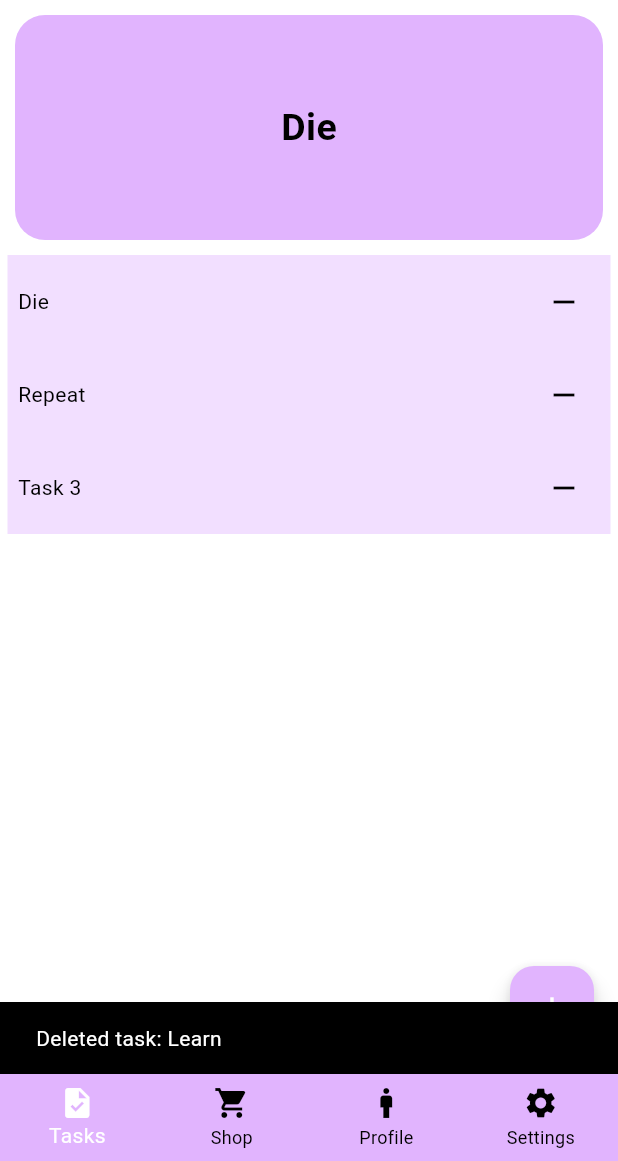
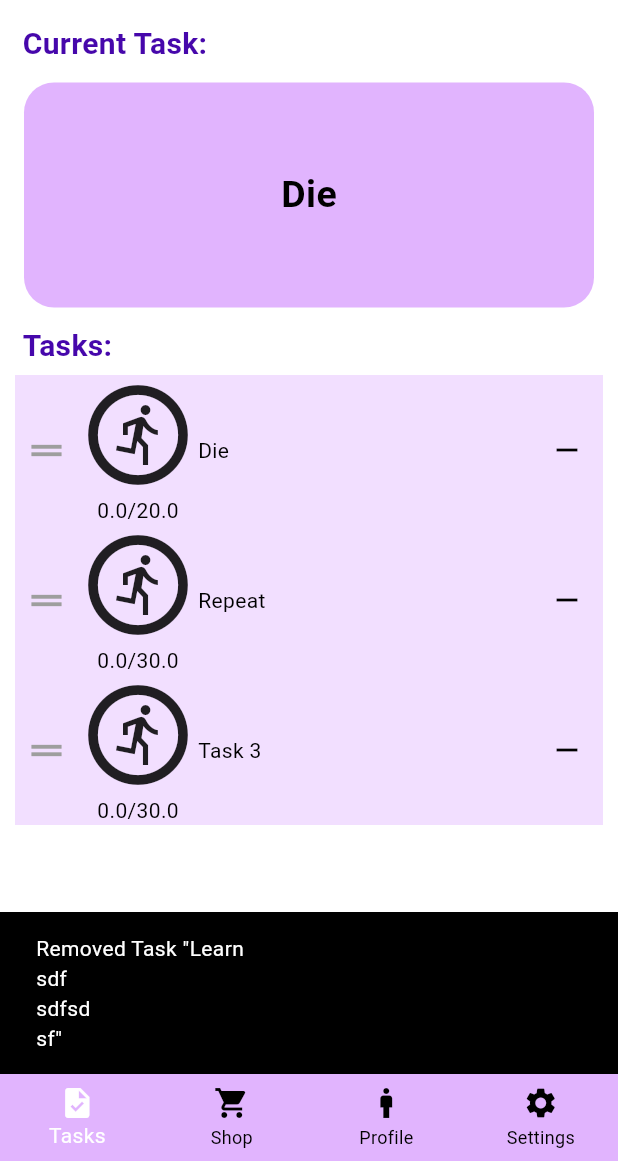
Before and after one commit to GanboldG/RPG-task-manager, a Flutter app: the screen it shows after launch, after a tap on the "add" icon, after a tap on the "remove" icon, on a phone screen of 412 x 824 dp, the part 75-1236 px from its top. Run offline on Flutter 3.47's test engine with Material 3 defaults, Android fonts, the phone set to English and light mode, and no system bars.

Commit message:
Adds more variables to Task model, and more

```diff
--- a/lib/controllers/task_controller.dart
+++ b/lib/controllers/task_controller.dart
@@ -1,30 +1,47 @@
 import 'package:flutter/material.dart';
-import 'package:rpg_task_manager/helpers/helper_functions.dart';
+import 'package:rpg_task_manager/models/difficulty.dart';
 import 'package:rpg_task_manager/models/task.dart';
 
-class TaskController{
-  BuildContext context;
-  TaskController({required this.context});
+class TaskController extends ChangeNotifier{
 
   List<Task> tasks = [
-      Task(id: 0, name: "Learn"),
-      Task(id: 1, name: "Die"),
-      Task(id: 2, name: "Repeat"),
+      Task(id: 0,
+           name: "Learn\nsdf\nsdfsd\nsf",
+           difficulty: Difficulty.easy,
+           baseMinutes: 10),
+      Task(id: 1,
+           name: "Die",
+           difficulty: Difficulty.medium,
+           baseMinutes: 20),
+      Task(id: 2,
+           name: "Repeat",
+           difficulty: Difficulty.hard,
+           baseMinutes: 30),
    ];
 
   // Adds a task into list
   void addTask(){
-    tasks.add(Task(id: tasks.length, name: "Task ${tasks.length}"));
+    tasks.add(Task(
+      id: tasks.length,
+      name: "Task ${tasks.length}",
+      difficulty: Difficulty.easy,
+      baseMinutes: 30,
+    ));
+    notifyListeners();
   }
 
 
-  void deleteTask(int id){
+  // Deletes a task with certain id
+  String deleteTask(int id){
     Task? matchedTask = _findTaskByID(id);
 
     if (matchedTask != null){
       tasks.remove(matchedTask);
-      HelperFunctions.showMessage(context, "Deleted task: ${matchedTask.name}");
+      notifyListeners();
+      return matchedTask.name;
     }
+
+    return "Something went wrong";
   }
 
 
--- a/lib/helpers/app_colors.dart
+++ b/lib/helpers/app_colors.dart
@@ -9,7 +9,9 @@ class AppColors {
   static const surface = Color.fromARGB(255, 0, 0, 0);
 
   static const textPrimary = Color.fromARGB(255, 0, 0, 0);
-  static const textSecondary = Color.fromARGB(255, 141, 141, 141);
+  static const textPrimaryLight = Color.fromARGB(255, 141, 141, 141);
+  static const textSecondary = Color.fromARGB(255, 70, 7, 171);
+  static const textSecondaryLight = Color.fromARGB(255, 141, 70, 255);
 
   // Appbar
   static const appBarSecondary = Color.fromARGB(255, 204, 204, 204);
@@ -19,4 +21,10 @@ class AppColors {
   static const experience = Color.fromARGB(255, 166, 243, 255);
   static const gold = Color.fromARGB(255, 255, 240, 156);
   static const gemstone = Color.fromARGB(255, 109, 253, 172);
+
+  // Difficulty colors
+  static const taskEasy = Color.fromARGB(255, 183, 255, 179);
+  static const taskMedium = Color.fromARGB(255, 255, 237, 163);
+  static const taskHard = Color.fromARGB(255, 255, 134, 134);
+  static const taskExpert = Color.fromARGB(255, 255, 76, 76);
 }
--- /dev/null
+++ b/lib/helpers/app_fonts.dart
@@ -0,0 +1,7 @@
+import 'package:flutter/material.dart';
+
+class AppFonts{
+  static double sizeSmall = 8;
+  static double sizeMedium = 14;
+  static double sizeBig = 20;
+}
--- a/lib/helpers/helper_functions.dart
+++ b/lib/helpers/helper_functions.dart
@@ -8,7 +8,7 @@ class HelperFunctions{
                      style: TextStyle(
                       color: Colors.white,
                      )),
-        duration: Duration(seconds: 2),
+        duration: Duration(seconds: 1),
       ),
     );
   }
--- a/lib/main.dart
+++ b/lib/main.dart
@@ -1,11 +1,13 @@
 import 'package:flutter/material.dart';
 import 'package:flutter/services.dart';
+import 'package:rpg_task_manager/controllers/task_controller.dart';
 import 'package:rpg_task_manager/helpers/app_colors.dart';
 import 'package:rpg_task_manager/screens/profile_screen.dart';
 import 'package:rpg_task_manager/screens/settings_screen.dart';
 import 'package:rpg_task_manager/screens/shop_screen.dart';
-import 'package:rpg_task_manager/screens/task_screen.dart';
+import 'package:rpg_task_manager/screens/task/tasks_list_screen.dart';
 import 'package:rpg_task_manager/widgets/resource_bar.dart';
+import 'package:provider/provider.dart';
 
 void main() {
   // To hide status bar on android phone
@@ -15,7 +17,15 @@ void main() {
     SystemUiMode.immersiveSticky,
   );
 
-  runApp(const MyApp());
+  runApp(
+      MultiProvider(
+      providers: [
+        ChangeNotifierProvider(create: (_) => TaskController()),
+        // ChangeNotifierProvider(create: (_) => PlayerController()),
+      ],
+      child: const MyApp(),
+      )
+  );
 }
 
 class MyApp extends StatelessWidget {
--- /dev/null
+++ b/lib/models/difficulty.dart
@@ -0,0 +1,37 @@
+import 'package:flutter/material.dart';
+import 'package:rpg_task_manager/helpers/app_colors.dart';
+
+enum Difficulty {
+  easy,
+  medium,
+  hard,
+  expert;
+
+  // Computed properties
+  String get displayName {
+    switch (this) {
+      case Difficulty.easy: return 'Easy';
+      case Difficulty.medium: return 'Medium';
+      case Difficulty.hard: return 'Hard';
+      case Difficulty.expert: return 'Expert';
+    }
+  }
+
+  String get description {
+    switch (this) {
+      case Difficulty.easy: return 'Simple tasks, low effort';
+      case Difficulty.medium: return 'Moderate challenge, balanced reward';
+      case Difficulty.hard: return 'Difficult tasks, high reward';
+      case Difficulty.expert: return 'Extreme challenge, massive reward';
+    }
+  }
+
+  Color get color {
+    switch (this) {
+      case Difficulty.easy: return AppColors.taskEasy;
+      case Difficulty.medium: return AppColors.taskMedium;
+      case Difficulty.hard: return AppColors.taskHard;
+      case Difficulty.expert: return AppColors.taskExpert;
+    }
+  }
+}
--- a/lib/models/task.dart
+++ b/lib/models/task.dart
@@ -1,6 +1,15 @@
+import 'package:rpg_task_manager/models/difficulty.dart';
+
 class Task {
   int id;
   String name;
+  Difficulty difficulty;
+  double baseMinutes;
+  double doneMinutes = 0;
 
-  Task({required this.id, required this.name});
+  Task({required this.id,
+        required this.name,
+        required this.difficulty,
+        required this.baseMinutes,
+  });
 }
--- a/lib/screens/task_screen.dart
+++ b/lib/screens/task/tasks_list_screen.dart
@@ -1,8 +1,10 @@
 import 'package:flutter/material.dart';
 import 'package:rpg_task_manager/controllers/task_controller.dart';
 import 'package:rpg_task_manager/helpers/app_colors.dart';
-import 'package:rpg_task_manager/models/task.dart';
+import 'package:rpg_task_manager/helpers/app_fonts.dart';
+import 'package:rpg_task_manager/helpers/helper_functions.dart';
 import 'package:rpg_task_manager/widgets/task_tile.dart';
+import 'package:provider/provider.dart';
 
 class TaskScreen extends StatefulWidget{
   TaskScreen({super.key});
@@ -12,27 +14,30 @@ class TaskScreen extends StatefulWidget{
 }
 
 class _TaskScreenState extends State<TaskScreen>{
-  late TaskController controller;
-  late List<Task> tasks;
-
   @override
   void initState() {
     super.initState();
-    controller = TaskController(context: context);
-    tasks = controller.tasks;
   }
+
 
   @override
   Widget build(BuildContext context){
+    // This screen is subscribed to TaskController. Whenever TaskController method
+    // calls notifyListeners(), it rebuilds this GUI, very nice!
+    final controller = context.watch<TaskController>();
+    final tasks = controller.tasks;
+
     return Scaffold(
-      body: Center(
+      body: Container(
+        margin: EdgeInsets.all(10),
         child: Column(
-          mainAxisAlignment: MainAxisAlignment.center,
           children: [
+            _buildLabel("Current Task:", 5),
             _buildChosenTask(context),
+            _buildLabel("Tasks:", 5),
             _buildTaskList(context),
           ],
-        )
+        ),
       ),
       floatingActionButton: _buildAddButton(context),
       floatingActionButtonLocation: FloatingActionButtonLocation.endFloat,
@@ -41,16 +46,18 @@ class _TaskScreenState extends State<TaskScreen>{
 
   // Builds GUI of current running task
   Widget _buildChosenTask(BuildContext context){
+    final controller = context.read<TaskController>();
+    final tasks = controller.tasks;
+
     return Container(
       height: 150,
       width: double.infinity,
-      padding: EdgeInsets.all(8),
-      margin: EdgeInsets.all(10),
+      padding: EdgeInsets.all(20),
+      margin: EdgeInsets.all(6),
       decoration: BoxDecoration(
         borderRadius: BorderRadius.circular(20),
         color: AppColors.primary,
       ),
-      child: Expanded(
       child: Center(
         child: Text(
           tasks.isNotEmpty ? tasks[0].name : "No tasks available :D",
@@ -60,31 +67,32 @@ class _TaskScreenState extends State<TaskScreen>{
           )
         )
       )
-      )
     );
   }
 
-
   // Builds GUI of tasks list
   Widget _buildTaskList(BuildContext context){
+    final controller = context.read<TaskController>();
+    final tasks = controller.tasks;
+
     return Expanded(
       child: ReorderableListView(
+        buildDefaultDragHandles: true,
         children: <Widget>[
           for (int i = 0; i < tasks.length; i++)
           TaskTile(
               key: ValueKey(tasks[i].id),
               task: tasks[i],
-              onRemoved: () => setState((){
-                controller.deleteTask(tasks[i].id);
-              }),
-            )
+              index: i,
+              onRemoved: (){
+                String deletedTaskName = controller.deleteTask(tasks[i].id);
+                HelperFunctions.showMessage(context, "Removed Task \"$deletedTaskName\"");
+              },
+            ),
         ],
-
         onReorder: (oldIndex, newIndex){
           setState(() {
             if (newIndex > oldIndex){newIndex--;}
-
-            // Update the list's elements to syncronize
             final item = tasks.removeAt(oldIndex);
             tasks.insert(newIndex, item);
           });
@@ -96,15 +104,32 @@ class _TaskScreenState extends State<TaskScreen>{
 
   // Builds floating task add button
   Widget _buildAddButton(BuildContext context){
+    final controller = context.read<TaskController>();
+
     return FloatingActionButton(
-      onPressed: (){
-        setState((){
-          controller.addTask();
-        });
-      },
+      onPressed: controller.addTask,
       child: Icon(
         Icons.add,
       ),
     );
   }
+
+
+  // Builds labels
+  Widget _buildLabel(String label, [double margin = 3]){
+    return Align(
+      alignment: Alignment.topLeft,
+      child: Container(
+        margin: EdgeInsets.all(margin),
+        child: Text(
+          label,
+          style: TextStyle(
+            color: AppColors.textSecondary,
+            fontWeight: FontWeight.bold,
+            fontSize: AppFonts.sizeBig
+          )
+        ),
+      )
+    );
   }
+}
--- a/lib/widgets/task_tile.dart
+++ b/lib/widgets/task_tile.dart
@@ -3,12 +3,14 @@ import "package:rpg_task_manager/helpers/app_colors.dart";
 import "package:rpg_task_manager/models/task.dart";
 
 class TaskTile extends StatefulWidget{
-  Task task;
-  VoidCallback onRemoved;
+  final Task task;
+  final VoidCallback onRemoved;
+  final int index;
 
   TaskTile(
     {super.key,
     required this.task,
+    required this.index,
     required this.onRemoved
   });
 
@@ -25,16 +27,45 @@ class _TaskTileState extends State<TaskTile>{
   @override
   Widget build(BuildContext context){
     return Container(
-      padding: EdgeInsets.all(7),
       color: AppColors.primaryLight,
-      margin: EdgeInsets.only(right: 5, left: 5),
       child: Row(
         mainAxisAlignment: MainAxisAlignment.spaceBetween,
         children: [
+          _buildDragListener(),
+          _buildCircularProgress(),
           _buildTaskInfo(),
           _buildRemoveButton(),
         ]
       )
+    );
+  }
+
+  Widget _buildDragListener(){
+    return ReorderableDragStartListener(
+      index: widget.index,
+      child: Container(
+        padding: EdgeInsets.all(6),
+        child: Icon(
+          Icons.drag_handle,
+          color: Colors.grey,
+          size: 30,
+        ),
+      )
+    );
+  }
+
+
+  // Circular bar to show progress of the task
+  Widget _buildCircularProgress(){
+    return Column(
+      children: [
+        Icon(
+          Icons.run_circle_outlined,
+          size: 80,
+        ),
+
+        Text("${widget.task.doneMinutes}/${widget.task.baseMinutes}")
+      ]
     );
   }
 
```
Also changed, not shown: pubspec.yaml (+3 -7 lines), pubspec.lock, 1 other file. Lines whose indentation alone changed are shown as unchanged.
